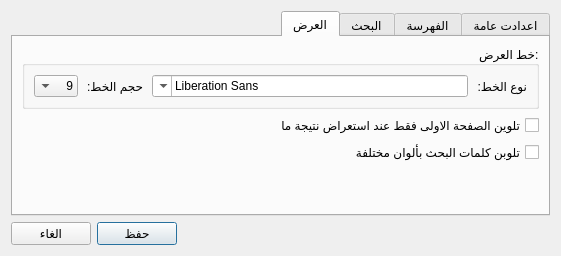
The window that src/settingsdialog.ui (boussouira/albahhet) describes before a commit, drawn with Qt 5.
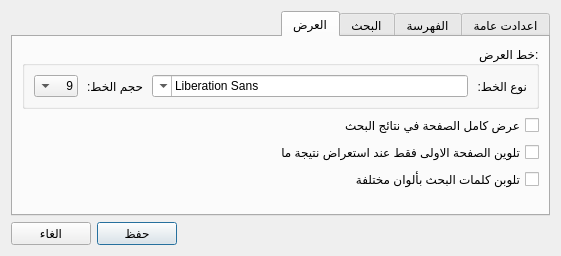
The same window after the commit. The open tabs and pages were chosen to show the change.

Commit message: Highlight all the page

```diff
--- a/src/settingsdialog.ui
+++ b/src/settingsdialog.ui
@@ -451,6 +451,13 @@
          </layout>
         </widget>
        </item>
+       <item>
+        <widget class="QCheckBox" name="checkShowAllPage">
+         <property name="text">
+          <string>عرض كامل الصفحة في نتائج البحث</string>
+         </property>
+        </widget>
+       </item>
        <item>
         <widget class="QCheckBox" name="checkHLFirstPage">
          <property name="text">
```
Left out of the diff: 2 changed lines with no effect on the pictures. The commit also changes 10 other files.
